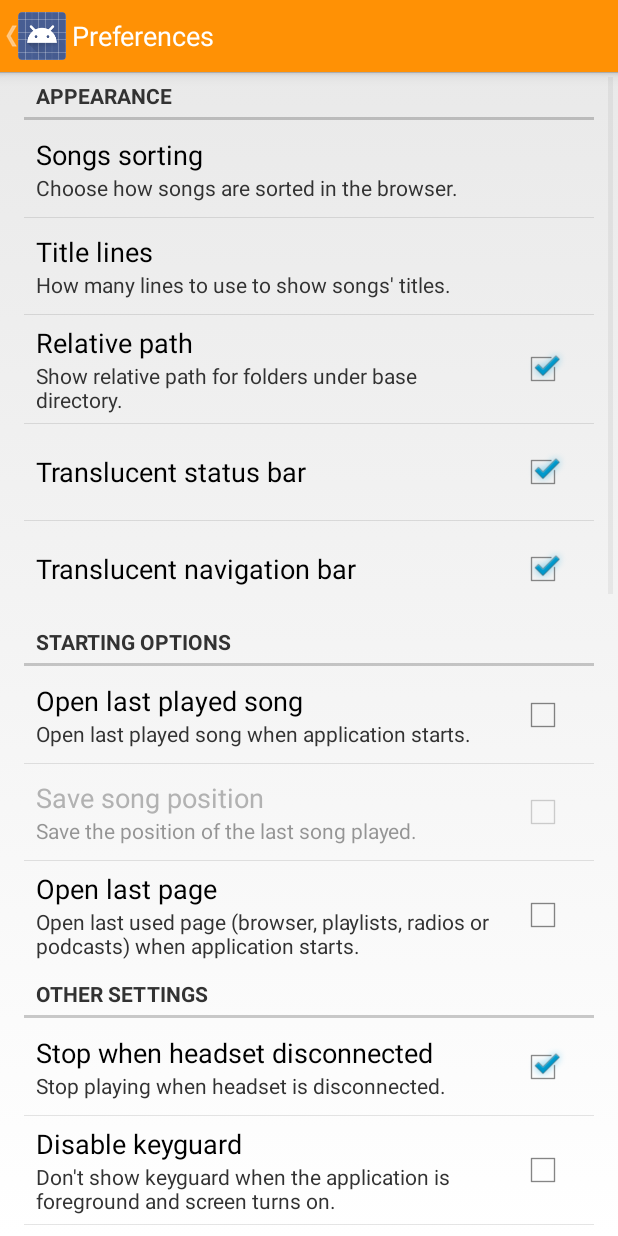
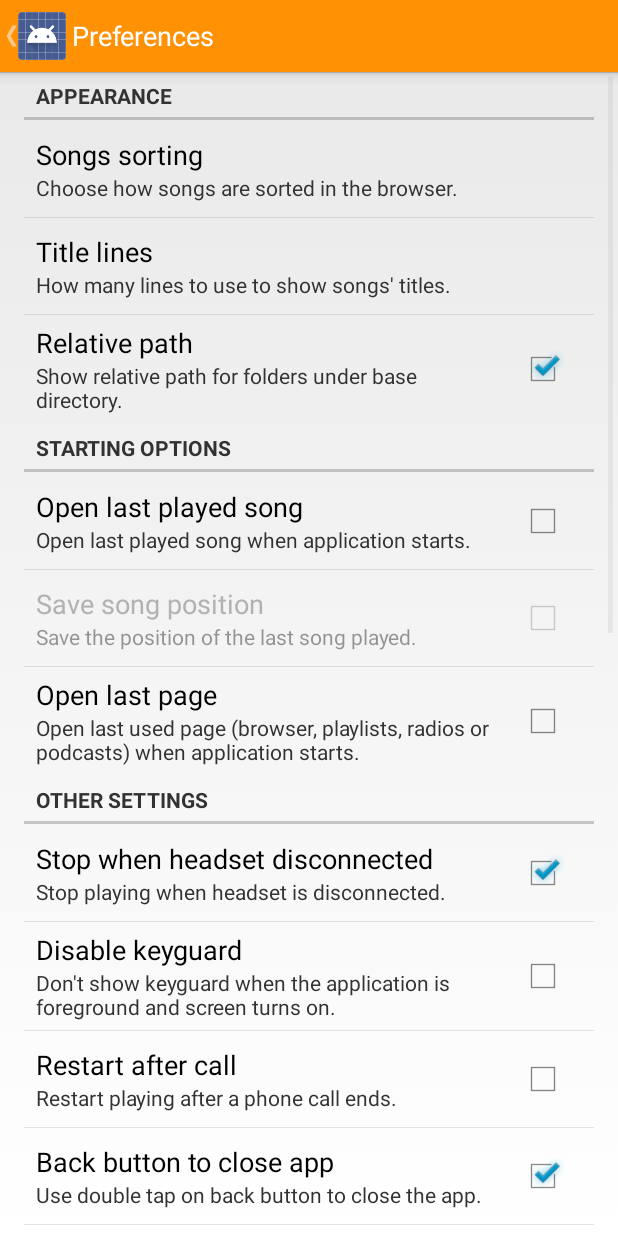
Before and after one commit to lgj123/MusicPlayer, an Android app: the PreferencesActivity screen opened directly, with no data from a screen before it, on a phone screen of 412 x 824 dp. Run offline under Robolectric (Android 15) with nearby library versions, the phone set to English and light mode, and no system bars; libraries missing offline, so code that uses them is left out: com.readystatesoftware.systembartint.

Commit message:
Removed preference to disable translucent status bar on 4.4

```diff
--- a/musicPlayer/src/main/java/com/andreadec/musicplayer/Constants.java
+++ b/musicPlayer/src/main/java/com/andreadec/musicplayer/Constants.java
@@ -44,8 +44,6 @@ public class Constants {
 	public final static String PREFERENCE_PODCASTSDIRECTORY = "podcastsDirectory";
 	public final static String PREFERENCE_ENABLEBACKDOUBLEPRESSTOQUITAPP = "enableBackDoublePressToQuitApp";
 	public final static String PREFERENCE_SHOWRELATIVEPATHUNDERBASEDIRECTORY = "showRelativePathUnderBaseDirectory";
-	public final static String PREFERENCE_TRANSLUCENTSTATUSBAR = "translucentStatusBar";
-	public final static String PREFERENCE_TRANSLUCENTNAVIGATIONBAR = "translucentNavigationBar";
 	public final static String PREFERENCE_ENABLEGESTURES = "enableGestures";
 	public final static String PREFERENCE_SHOWPLAYBACKCONTROLS = "showPlaybackControls";
 
@@ -87,8 +85,6 @@ public class Constants {
 	public final static boolean DEFAULT_SHOWSONGIMAGE = true;
 	public final static boolean DEFAULT_ENABLEBACKDOUBLEPRESSTOQUITAPP = true;
 	public final static boolean DEFAULT_SHOWRELATIVEPATHUNDERBASEDIRECTORY = true;
-	public final static boolean DEFAULT_TRANSLUCENTSTATUSBAR = true;
-	public final static boolean DEFAULT_TRANSLUCENTNAVIGATIONBAR = true;
 	public final static boolean DEFAULT_ENABLEGESTURES = false;
 	public final static boolean DEFAULT_SHOWPLAYBACKCONTROLS = true;
 
--- a/musicPlayer/src/main/java/com/andreadec/musicplayer/PreferencesActivity.java
+++ b/musicPlayer/src/main/java/com/andreadec/musicplayer/PreferencesActivity.java
@@ -42,7 +42,7 @@ public class PreferencesActivity extends PreferenceActivity implements OnPrefere
 
 	private SharedPreferences preferences;
 	private Preference preferenceClearCache, preferenceIndexBaseFolder, preferenceAbout, preferenceImport, preferenceExport, preferencePodcastsDirectory;
-	private Preference preferenceTranslucentStatusBar, preferenceTranslucentNavigationBar, preferenceDisableLockScreen, preferenceEnableGestures, preferenceShowPlaybackControls;
+	private Preference preferenceDisableLockScreen, preferenceEnableGestures, preferenceShowPlaybackControls;
 
 	private boolean needsRestart;
 
@@ -58,12 +58,6 @@ public class PreferencesActivity extends PreferenceActivity implements OnPrefere
 		}
 
     	preferences = PreferenceManager.getDefaultSharedPreferences(this);
-
-    	// Translucent system bars are only available on Android 4.4+
-    	if(Build.VERSION.SDK_INT < 19) {
-    		findPreference("translucentStatusBar").setEnabled(false);
-    		findPreference("translucentNavigationBar").setEnabled(false);
-    	}
 
     	preferenceClearCache = findPreference("clearCache");
     	preferenceIndexBaseFolder = findPreference("indexBaseFolder");
@@ -82,13 +76,9 @@ public class PreferencesActivity extends PreferenceActivity implements OnPrefere
     	preferenceExport.setOnPreferenceClickListener(this);
     	preferencePodcastsDirectory.setOnPreferenceClickListener(this);
 
-    	preferenceTranslucentStatusBar = findPreference("translucentStatusBar");
-    	preferenceTranslucentNavigationBar = findPreference("translucentNavigationBar");
     	preferenceDisableLockScreen = findPreference("disableLockScreen");
     	preferenceEnableGestures = findPreference("enableGestures");
     	preferenceShowPlaybackControls = findPreference("showPlaybackControls");
-    	preferenceTranslucentStatusBar.setOnPreferenceChangeListener(this);
-    	preferenceTranslucentNavigationBar.setOnPreferenceChangeListener(this);
     	preferenceDisableLockScreen.setOnPreferenceChangeListener(this);
     	preferenceEnableGestures.setOnPreferenceChangeListener(this);
     	preferenceShowPlaybackControls.setOnPreferenceChangeListener(this);
@@ -313,7 +303,7 @@ public class PreferencesActivity extends PreferenceActivity implements OnPrefere
 
 	@Override
 	public boolean onPreferenceChange(Preference preference, Object newValue) {
-		if(preference.equals(preferenceTranslucentNavigationBar) || preference.equals(preferenceTranslucentStatusBar) || preference.equals(preferenceDisableLockScreen) || preference.equals(preferenceEnableGestures) || preference.equals(preferenceShowPlaybackControls)) {
+		if(preference.equals(preferenceDisableLockScreen) || preference.equals(preferenceEnableGestures) || preference.equals(preferenceShowPlaybackControls)) {
 			needsRestart = true;
 		}
 		return true;
--- a/musicPlayer/src/main/res/values/strings.xml
+++ b/musicPlayer/src/main/res/values/strings.xml
@@ -152,8 +152,6 @@
 	<string name="enableBackDoublePressToQuitAppSummary">Use double tap on back button to close the app.</string>
 	<string name="showRelativePathUnderBaseDirectory">Relative path</string>
 	<string name="showRelativePathUnderBaseDirectorySummary">Show relative path for folders under base directory.</string>
-	<string name="translucentStatusBar">Translucent status bar</string>
-	<string name="translucentNavigationBar">Translucent navigation bar</string>
 	<string name="restartNeeded">Restart needed</string>
 	<string name="restartNeededMessage">To apply some settings the app must be restarted.</string>
 	<string name="chooseDirectory">Choose a directory</string>
--- a/musicPlayer/src/main/res/xml/preferences.xml
+++ b/musicPlayer/src/main/res/xml/preferences.xml
@@ -38,14 +38,6 @@
     	    android:key="showRelativePathUnderBaseDirectory"
     	    android:title="@string/showRelativePathUnderBaseDirectory"
     	    android:summary="@string/showRelativePathUnderBaseDirectorySummary"
-    	    android:defaultValue="true" />
-    	<CheckBoxPreference
-    	    android:key="translucentStatusBar"
-    	    android:title="@string/translucentStatusBar"
-    	    android:defaultValue="true" />
-    	<CheckBoxPreference
-    	    android:key="translucentNavigationBar"
-    	    android:title="@string/translucentNavigationBar"
     	    android:defaultValue="true" />
     </PreferenceCategory>
 
```
Also changed, not shown: musicPlayer/src/main/java/com/andreadec/musicplayer/MainActivity.java (+5 -11 lines), 1 other file.
